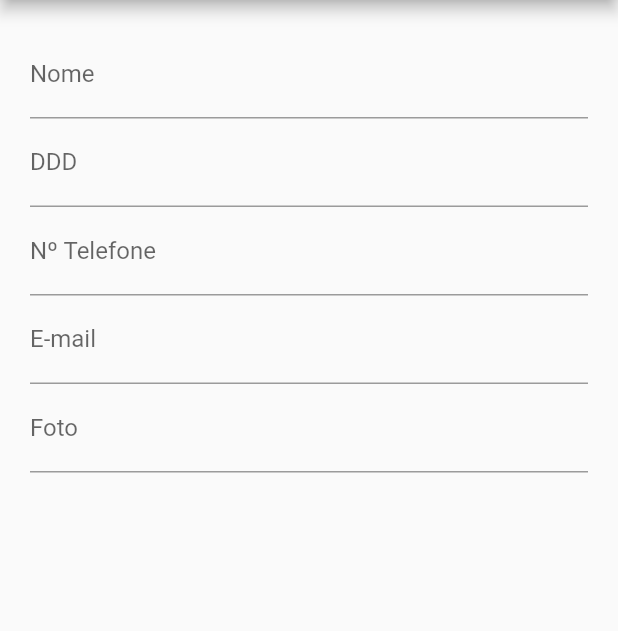
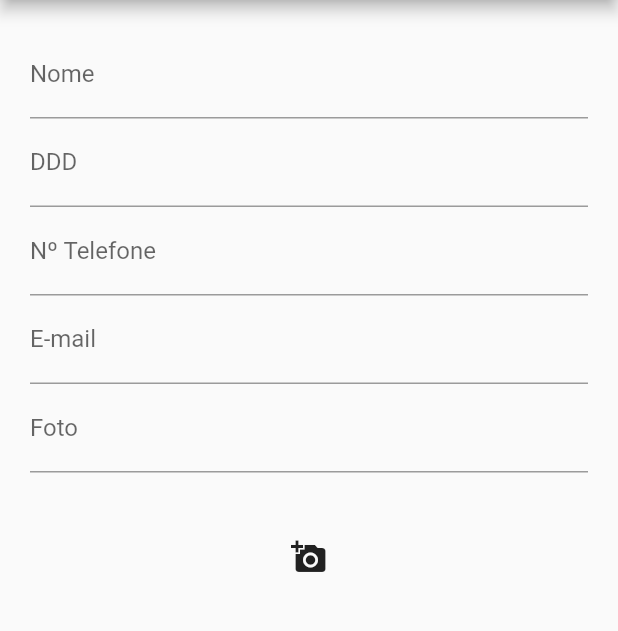
Before and after one commit to Reinaldo-exe/cadastro, a Flutter app: the UserForm screen opened by its route, on a phone screen of 412 x 824 dp, the part 84-715 px from its top. Run offline on Flutter 3.47's test engine with Material 2 defaults, Android fonts, the phone set to English and light mode, and no system bars; our stand-ins replace image_picker; network calls fail.

```diff
--- a/lib/main.dart
+++ b/lib/main.dart
@@ -1,7 +1,9 @@
 import 'package:flutter/material.dart';
+import 'package:gitest/pic.dart';
 import 'package:gitest/user_form.dart';
 import 'package:gitest/user_list.dart';
 import 'package:gitest/users.dart';
+import 'package:image_picker/image_picker.dart';
 import 'package:provider/provider.dart';
 import 'package:gitest/router.dart';
 
@@ -25,6 +27,7 @@ class MyApp extends StatelessWidget {
           routes: {
             AppRouter.HOME: (ctx) => UserList(),
             AppRouter.FORMULARIO: (ctx) => UserForm(),
+            AppRouter.FOTO: (ctx) => FotoPage(),
           }),
     );
   }
--- a/lib/router.dart
+++ b/lib/router.dart
@@ -1,4 +1,5 @@
 class AppRouter {
   static const HOME = '/';
   static const FORMULARIO = 'user_form';
+  static const FOTO = 'pic';
 }
--- a/lib/user_form.dart
+++ b/lib/user_form.dart
@@ -1,4 +1,6 @@
 import 'package:flutter/material.dart';
+import 'package:gitest/pic.dart';
+import 'package:gitest/router.dart';
 import 'package:provider/provider.dart';
 import 'package:gitest/users.dart';
 import 'package:gitest/user.dart';
@@ -86,6 +88,19 @@ class UserForm extends StatelessWidget {
                 decoration: InputDecoration(labelText: "Foto"),
                 onSaved: (value) => _formData['avatarUrl'] = value,
               ),
+              Padding(
+                padding: const EdgeInsets.all(32),
+                child: Row(
+                  mainAxisAlignment: MainAxisAlignment.center,
+                  children: <Widget>[
+                    IconButton(
+                        icon: Icon(Icons.add_a_photo),
+                        onPressed: () {
+                          Navigator.of(context).pushNamed(AppRouter.FOTO);
+                        }),
+                  ],
+                ),
+              ),
             ],
           ),
         ),
--- a/pubspec.yaml
+++ b/pubspec.yaml
@@ -24,6 +24,7 @@ dependencies:
   flutter:
     sdk: flutter
   provider:
+  image_picker: ^0.6.7+4
 
   # The following adds the Cupertino Icons font to your application.
   # Use with the CupertinoIcons class for iOS style icons.
```
Also changed, not shown: lib/pic.dart (added, +90 -0 lines), pubspec.lock.
